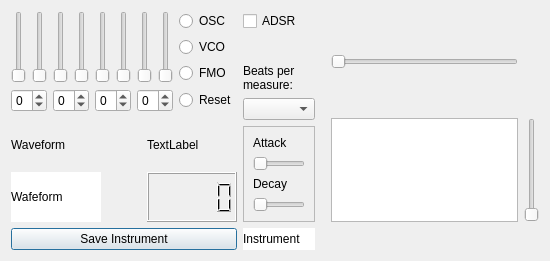
Before: the Qt Designer form OceanGUI/spectrum_dialog_class.ui in uglasmeyer/ocean, drawn with Qt 5.
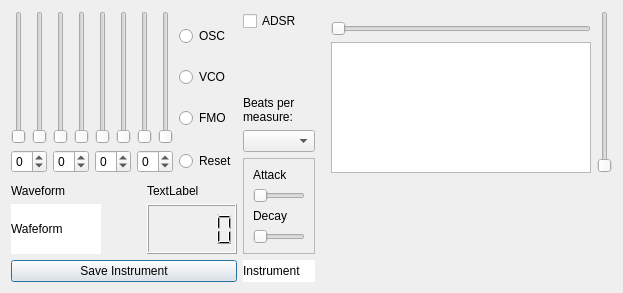
After: the same form once the commit is applied.

The edit to the form file:
```diff
--- a/OceanGUI/spectrum_dialog_class.ui
+++ b/OceanGUI/spectrum_dialog_class.ui
@@ -6,8 +6,8 @@
    <rect>
     <x>0</x>
     <y>0</y>
-    <width>550</width>
-    <height>261</height>
+    <width>588</width>
+    <height>293</height>
    </rect>
   </property>
   <property name="palette">
@@ -456,16 +456,6 @@
    <string>Spectrum</string>
   </property>
   <layout class="QGridLayout" name="gridLayout_4">
-   <item row="1" column="4">
-    <widget class="QSlider" name="verticalSlider">
-     <property name="orientation">
-      <enum>Qt::Orientation::Vertical</enum>
-     </property>
-    </widget>
-   </item>
-   <item row="1" column="3">
-    <widget class="QGraphicsView" name="graphicsView"/>
-   </item>
    <item row="0" column="1" rowspan="2">
     <layout class="QVBoxLayout" name="verticalLayout_2">
      <item>
@@ -1077,9 +1067,38 @@
    </item>
    <item row="0" column="2">
     <layout class="QGridLayout" name="gridLayout_5">
+     <property name="sizeConstraint">
+      <enum>QLayout::SizeConstraint::SetFixedSize</enum>
+     </property>
      <property name="leftMargin">
       <number>10</number>
      </property>
+     <property name="topMargin">
+      <number>10</number>
+     </property>
+     <item row="1" column="0">
+      <widget class="QGraphicsView" name="graphicsView">
+       <property name="sizePolicy">
+        <sizepolicy hsizetype="Fixed" vsizetype="Fixed">
+         <horstretch>0</horstretch>
+         <verstretch>0</verstretch>
+        </sizepolicy>
+       </property>
+       <property name="minimumSize">
+        <size>
+         <width>260</width>
+         <height>128</height>
+        </size>
+       </property>
+      </widget>
+     </item>
+     <item row="0" column="0">
+      <widget class="QSlider" name="horizontalSlider">
+       <property name="orientation">
+        <enum>Qt::Orientation::Horizontal</enum>
+       </property>
+      </widget>
+     </item>
     </layout>
    </item>
    <item row="0" column="0">
@@ -1288,25 +1307,12 @@
      </item>
     </layout>
    </item>
-   <item row="0" column="3">
-    <widget class="QSlider" name="horizontalSlider">
-     <property name="orientation">
-      <enum>Qt::Orientation::Horizontal</enum>
-     </property>
-    </widget>
-   </item>
-   <item row="2" column="3">
-    <spacer name="verticalSpacer_2">
+   <item row="0" column="4">
+    <widget class="QSlider" name="verticalSlider">
      <property name="orientation">
       <enum>Qt::Orientation::Vertical</enum>
      </property>
-     <property name="sizeHint" stdset="0">
-      <size>
-       <width>20</width>
-       <height>40</height>
-      </size>
-     </property>
-    </spacer>
+    </widget>
    </item>
   </layout>
  </widget>
```
